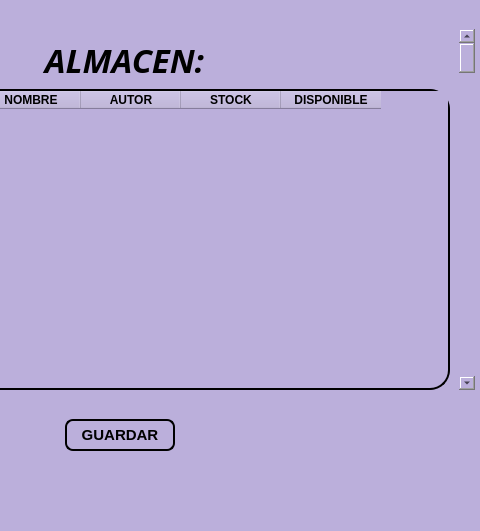
The window that BIBLIOTECA_PROY/assets/list_consulta.ui (mixano611/PROYECTO_PRG_POO_PY) describes before a commit, drawn with Qt 5; both pictures show x 241 to 721 and y 0 to 531 of the 721 by 531 pixel window.
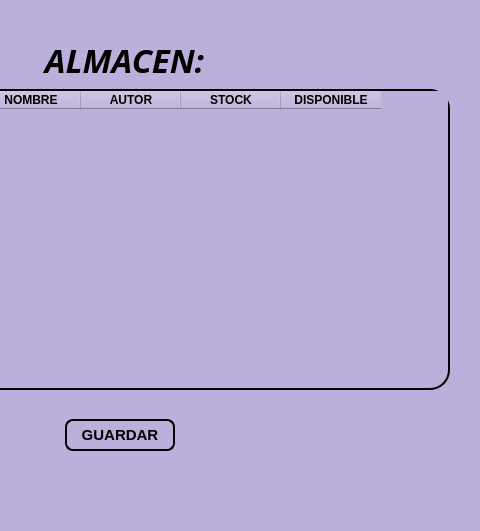
The same window after the commit.

Diff of the .ui file:
```diff
--- a/BIBLIOTECA_PROY/assets/list_consulta.ui
+++ b/BIBLIOTECA_PROY/assets/list_consulta.ui
@@ -42,22 +42,6 @@
      <set>Qt::AlignCenter</set>
     </property>
    </widget>
-   <widget class="QScrollBar" name="verticalScrollBar">
-    <property name="geometry">
-     <rect>
-      <x>700</x>
-      <y>10</y>
-      <width>16</width>
-      <height>361</height>
-     </rect>
-    </property>
-    <property name="mouseTracking">
-     <bool>false</bool>
-    </property>
-    <property name="orientation">
-     <enum>Qt::Vertical</enum>
-    </property>
-   </widget>
    <widget class="QTableWidget" name="tableWidget">
     <property name="geometry">
      <rect>
```
Left out of the diff: 14 changed lines with no effect on the pictures.
